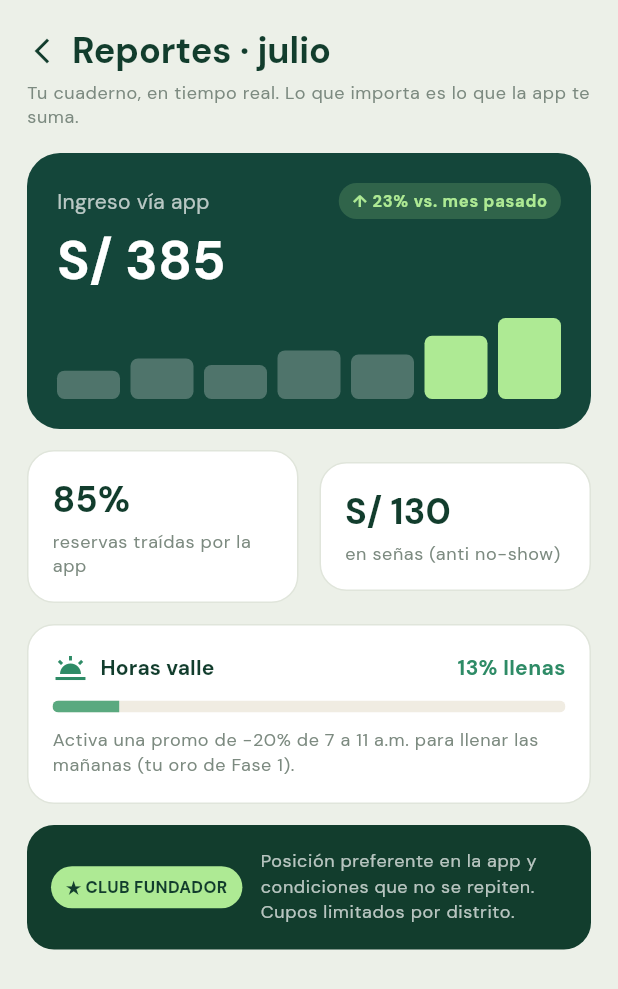
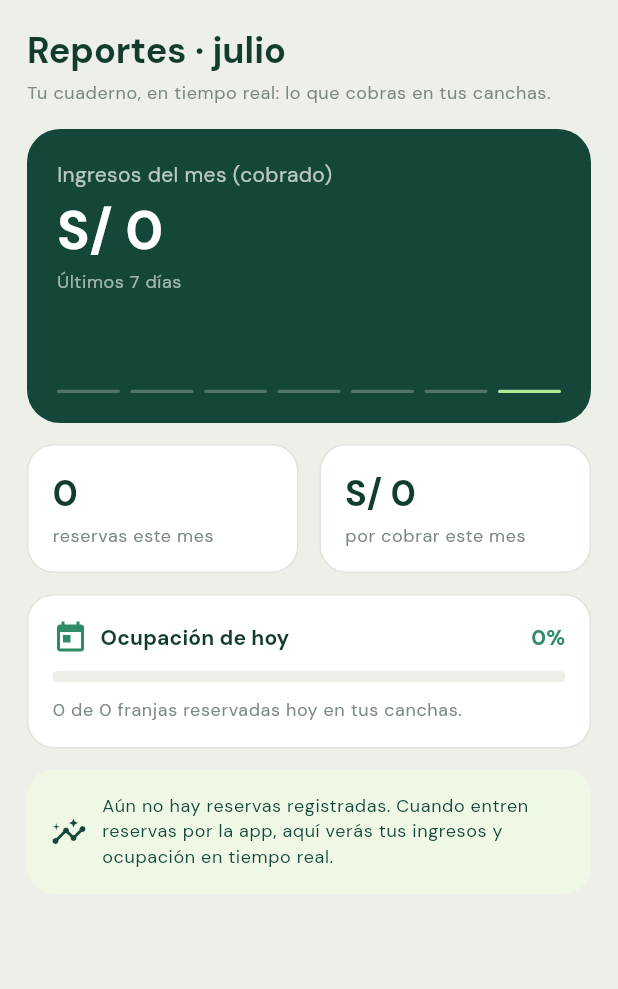
Before and after one commit to dcalagua/canchas-app-lima, a Flutter app: the ReportesScreen screen opened directly, on a phone screen of 412 x 824 dp. Shown: the top 989 px of the screen. Run offline on Flutter 3.47's test engine with Material 3 defaults, Android fonts, the phone set to English and light mode, and no system bars; our stand-ins replace font_awesome_flutter, geocoding, geolocator, google_fonts, google_maps_flutter, google_sign_in and 3 more; accounts and stored records are empty.

Commit message:
Panel del dueño (fase 2): Agenda y Reportes con datos REALES; Cuenta oculta
- Agenda: reescrita sobre TUS canchas y reservas reales (no el club demo).
  Selector de cancha real, Hoy/Mañana, franjas del día con la reserva real
  (jugador, estado, pagado/por cobrar) y KPIs reales (reservas, ocupación,
  por cobrar). Sin 'simular reserva' ni saldo demo.
- Reportes: KPIs reales — ingresos del mes cobrados, reservas del mes, por
  cobrar, ocupación de hoy y mini-gráfico de ingresos de los últimos 7 días.
  Estado vacío honesto si aún no hay reservas. Sin números inventados.
- Cuenta/Saldo: pestaña OCULTA hasta activar el cobro (no mostrar plata
  demo). Panel queda: Mis canchas · Agenda · Reservas · Reportes.

Co-Authored-By: Claude Opus 4.8 (1M context) <noreply@anthropic.com>
Claude-Session: https://claude.ai/code/session_017fg7ijXuZRX6jvFjZELf83

```diff
--- a/lib/screens/reportes_screen.dart
+++ b/lib/screens/reportes_screen.dart
@@ -1,12 +1,12 @@
 import 'package:flutter/material.dart';
 
-import '../data/sample_data.dart';
 import '../models/models.dart';
 import '../state/app_state.dart';
 import '../theme.dart';
 
-/// Reportes del club (rediseño): tarjeta de ingresos pino con mini-gráfico,
-/// métricas clave y un insight de horas valle.
+/// Reportes REALES del dueño: ingresos del mes (cobrado), reservas, por cobrar
+/// y ocupación de hoy, calculados sobre sus canchas y reservas reales. Sin
+/// números demo: si no hay datos, muestra ceros y un aviso honesto.
 class ReportesScreen extends StatelessWidget {
   const ReportesScreen({super.key});
 
@@ -15,60 +15,73 @@ class ReportesScreen extends StatelessWidget {
     'julio', 'agosto', 'setiembre', 'octubre', 'noviembre', 'diciembre',
   ];
 
+  static String _iso(DateTime d) => '${d.year.toString().padLeft(4, '0')}-'
+      '${d.month.toString().padLeft(2, '0')}-'
+      '${d.day.toString().padLeft(2, '0')}';
+
   @override
   Widget build(BuildContext context) {
     final t = Theme.of(context).textTheme;
-    final mes = _meses[DateTime.now().month - 1];
+    final ahora = DateTime.now();
+    final mes = _meses[ahora.month - 1];
+    final claveMes = _iso(ahora).substring(0, 7); // 'YYYY-MM'
 
     return Scaffold(
       backgroundColor: papelCalido,
       body: ListenableBuilder(
         listenable: appState,
         builder: (context, _) {
-          final reservasApp =
-              appState.reservas.where((r) => r.traidaPorApp).toList();
-          final ingresoApp = reservasApp
-              .where((r) => r.estado != EstadoReserva.noShow)
+          final canchas = appState.misCanchas;
+          final ids = canchas.map((c) => c.id).toSet();
+          final mias =
+              appState.reservas.where((r) => ids.contains(r.canchaId)).toList();
+
+          // --- Mes en curso (excluye no-shows) ---
+          final delMes = mias
+              .where((r) =>
+                  r.fecha.startsWith(claveMes) &&
+                  r.estado != EstadoReserva.noShow)
+              .toList();
+          final ingresoMes = delMes
+              .where((r) => r.pagado)
               .fold<int>(0, (a, r) => a + r.precio);
-          final pctApp = appState.reservas.isEmpty
-              ? 0
-              : (reservasApp.length * 100) ~/ appState.reservas.length;
-          final senasCobradas = reservasApp.fold<int>(0, (a, r) => a + r.sena);
+          final porCobrarMes = delMes
+              .where((r) => !r.pagado)
+              .fold<int>(0, (a, r) => a + r.precio);
 
-          final bloquesValle =
-              appState.agenda.where((b) => b.esHoraValle).toList();
-          final valleLlenas =
-              bloquesValle.where((b) => b.reservaId != null).length;
-          final pctValle = bloquesValle.isEmpty
-              ? 0
-              : (valleLlenas * 100) ~/ bloquesValle.length;
+          // --- Ingresos cobrados por día, últimos 7 días (gráfico real) ---
+          final serie = <int>[];
+          for (var i = 6; i >= 0; i--) {
+            final dia = _iso(ahora.subtract(Duration(days: i)));
+            final s = mias
+                .where((r) => r.fecha == dia && r.pagado)
+                .fold<int>(0, (a, r) => a + r.precio);
+            serie.add(s);
+          }
+
+          // --- Ocupación de HOY sobre todas mis canchas ---
+          final hoy = _iso(ahora);
+          final reservasHoy = mias
+              .where((r) => r.fecha == hoy && r.estado != EstadoReserva.noShow)
+              .length;
+          final slotsHoy =
+              canchas.fold<int>(0, (s, c) => s + c.horariosSlots().length);
+          final pctOcupacion =
+              slotsHoy == 0 ? 0 : (reservasHoy * 100) ~/ slotsHoy;
+
+          final sinDatos = mias.isEmpty;
 
           return ListView(
             padding: EdgeInsets.fromLTRB(
                 18, 18 + MediaQuery.of(context).padding.top, 18, 28),
             children: [
-              Row(
-                children: [
-                  GestureDetector(
-                    onTap: () => Navigator.of(context).maybePop(),
-                    child: const Padding(
-                      padding: EdgeInsets.only(right: 10),
-                      child: Icon(Icons.arrow_back_ios_new,
-                          color: tinta, size: 20),
-                    ),
-                  ),
-                  Expanded(
-                    child: Text('Reportes · $mes', style: t.headlineSmall),
-                  ),
-                ],
-              ),
+              Text('Reportes · $mes', style: t.headlineSmall),
               const SizedBox(height: 4),
-              Text('Tu cuaderno, en tiempo real. Lo que importa es lo que la '
-                  'app te suma.',
+              Text('Tu cuaderno, en tiempo real: lo que cobras en tus canchas.',
                   style: t.bodySmall?.copyWith(color: textoTenue)),
               const SizedBox(height: 16),
 
-              // Tarjeta de ingresos (pino) con mini-gráfico
+              // Ingresos del mes (cobrado) + gráfico real de 7 días
               Container(
                 padding: const EdgeInsets.all(20),
                 decoration: BoxDecoration(
@@ -78,30 +91,17 @@ class ReportesScreen extends StatelessWidget {
                 child: Column(
                   crossAxisAlignment: CrossAxisAlignment.start,
                   children: [
-                    Row(
-                      children: [
-                        Text('Ingreso vía app',
-                            style: t.bodyMedium
-                                ?.copyWith(color: Colors.white70)),
-                        const Spacer(),
-                        Container(
-                          padding: const EdgeInsets.symmetric(
-                              horizontal: 9, vertical: 4),
-                          decoration: BoxDecoration(
-                              color: lima.withOpacity(0.18),
-                              borderRadius: BorderRadius.circular(999)),
-                          child: Text('↑ 23% vs. mes pasado',
-                              style: t.labelSmall?.copyWith(
-                                  color: lima, fontWeight: FontWeight.w700)),
-                        ),
-                      ],
-                    ),
+                    Text('Ingresos del mes (cobrado)',
+                        style: t.bodyMedium?.copyWith(color: Colors.white70)),
                     const SizedBox(height: 6),
-                    Text('S/ $ingresoApp',
+                    Text('S/ $ingresoMes',
                         style: t.displaySmall?.copyWith(
                             color: Colors.white, fontWeight: FontWeight.w700)),
-                    const SizedBox(height: 16),
-                    const _MiniBarChart(),
+                    const SizedBox(height: 4),
+                    Text('Últimos 7 días',
+                        style: t.bodySmall?.copyWith(color: Colors.white60)),
+                    const SizedBox(height: 12),
+                    _MiniBarChart(valores: serie),
                   ],
                 ),
               ),
@@ -111,20 +111,20 @@ class ReportesScreen extends StatelessWidget {
                 children: [
                   Expanded(
                     child: _MetricCard(
-                        valor: '$pctApp%',
-                        label: 'reservas traídas por la app'),
+                        valor: '${delMes.length}',
+                        label: 'reservas este mes'),
                   ),
                   const SizedBox(width: 14),
                   Expanded(
                     child: _MetricCard(
-                        valor: 'S/ $senasCobradas',
-                        label: 'en señas (anti no-show)'),
+                        valor: 'S/ $porCobrarMes',
+                        label: 'por cobrar este mes'),
                   ),
                 ],
               ),
               const SizedBox(height: 14),
 
-              // Insight horas valle
+              // Ocupación de hoy (real)
               Container(
                 padding: const EdgeInsets.all(16),
                 decoration: BoxDecoration(
@@ -137,61 +137,63 @@ class ReportesScreen extends StatelessWidget {
                   children: [
                     Row(
                       children: [
-                        const Icon(Icons.wb_twilight, color: clayOscuro),
+                        const Icon(Icons.today, color: verde),
                         const SizedBox(width: 8),
-                        Text('Horas valle',
+                        Text('Ocupación de hoy',
                             style: t.titleSmall
                                 ?.copyWith(fontWeight: FontWeight.w700)),
                         const Spacer(),
-                        Text('$pctValle% llenas',
+                        Text('$pctOcupacion%',
                             style: t.bodyMedium?.copyWith(
-                                color: clayOscuro,
-                                fontWeight: FontWeight.w700)),
+                                color: verde, fontWeight: FontWeight.w700)),
                       ],
                     ),
                     const SizedBox(height: 10),
                     ClipRRect(
                       borderRadius: BorderRadius.circular(999),
                       child: LinearProgressIndicator(
-                        value: pctValle / 100,
+                        value: pctOcupacion / 100,
                         minHeight: 8,
-                        backgroundColor: const Color(0xFFF0ECE2),
-                        valueColor: const AlwaysStoppedAnimation(clay),
+                        backgroundColor: const Color(0xFFECEFE8),
+                        valueColor: const AlwaysStoppedAnimation(sage),
                       ),
                     ),
                     const SizedBox(height: 10),
                     Text(
-                      'Activa una promo de -20% de 7 a 11 a.m. para llenar las '
-                      'mañanas (tu oro de Fase 1).',
-                      style: t.bodySmall?.copyWith(color: textoTenue, height: 1.4),
+                      '$reservasHoy de $slotsHoy franjas reservadas hoy en tus '
+                      'canchas.',
+                      style:
+                          t.bodySmall?.copyWith(color: textoTenue, height: 1.4),
                     ),
                   ],
                 ),
               ),
-              const SizedBox(height: 14),
 
-              if (SampleData.canchasDelClubActivo().any((c) => c.clubFundador))
+              if (sinDatos) ...[
+                const SizedBox(height: 14),
                 Container(
                   padding: const EdgeInsets.all(16),
                   decoration: BoxDecoration(
-                    color: pinoOscuro,
+                    color: limaSuave,
                     borderRadius: BorderRadius.circular(18),
                   ),
                   child: Row(
                     children: [
-                      const _BadgeChip('★ CLUB FUNDADOR'),
-                      const SizedBox(width: 12),
+                      const Icon(Icons.insights, color: bosque),
+                      const SizedBox(width: 10),
                       Expanded(
                         child: Text(
-                          'Posición preferente en la app y condiciones que no '
-                          'se repiten. Cupos limitados por distrito.',
+                          'Aún no hay reservas registradas. Cuando entren '
+                          'reservas por la app, aquí verás tus ingresos y '
+                          'ocupación en tiempo real.',
                           style: t.bodySmall
-                              ?.copyWith(color: Colors.white70, height: 1.4),
+                              ?.copyWith(color: bosque, height: 1.4),
                         ),
                       ),
                     ],
                   ),
                 ),
+              ],
             ],
           );
         },
@@ -200,25 +202,28 @@ class ReportesScreen extends StatelessWidget {
   }
 }
 
-/// Mini gráfico de barras ilustrativo (sparkline) para la tarjeta de ingresos.
+/// Mini gráfico de barras REAL (ingresos por día). Normaliza a la barra máxima;
+/// la última (hoy) se resalta en lima.
 class _MiniBarChart extends StatelessWidget {
-  const _MiniBarChart();
+  const _MiniBarChart({required this.valores});
+  final List<int> valores;
 
   @override
   Widget build(BuildContext context) {
-    const alturas = [0.35, 0.5, 0.42, 0.6, 0.55, 0.78, 1.0];
+    final maxv = valores.fold<int>(0, (m, v) => v > m ? v : m);
     return SizedBox(
       height: 54,
       child: Row(
         crossAxisAlignment: CrossAxisAlignment.end,
         children: [
-          for (var i = 0; i < alturas.length; i++) ...[
+          for (var i = 0; i < valores.length; i++) ...[
             Expanded(
               child: FractionallySizedBox(
-                heightFactor: alturas[i],
+                heightFactor:
+                    maxv == 0 ? 0.04 : (valores[i] / maxv).clamp(0.04, 1.0),
                 child: Container(
                   decoration: BoxDecoration(
-                    color: i >= alturas.length - 2
+                    color: i == valores.length - 1
                         ? lima
                         : Colors.white.withOpacity(0.25),
                     borderRadius: BorderRadius.circular(5),
@@ -226,7 +231,7 @@ class _MiniBarChart extends StatelessWidget {
                 ),
               ),
             ),
-            if (i != alturas.length - 1) const SizedBox(width: 7),
+            if (i != valores.length - 1) const SizedBox(width: 7),
           ],
         ],
       ),
@@ -262,20 +267,3 @@ class _MetricCard extends StatelessWidget {
     );
   }
 }
-
-class _BadgeChip extends StatelessWidget {
-  const _BadgeChip(this.texto);
-  final String texto;
-
-  @override
-  Widget build(BuildContext context) {
-    return Container(
-      padding: const EdgeInsets.symmetric(horizontal: 10, vertical: 6),
-      decoration:
-          BoxDecoration(color: lima, borderRadius: BorderRadius.circular(999)),
-      child: Text(texto,
-          style: const TextStyle(
-              color: pinoOscuro, fontSize: 11, fontWeight: FontWeight.w800)),
-    );
-  }
-}
```
Also changed, not shown: lib/screens/agenda_screen.dart (+189 -137 lines), lib/screens/home_shell.dart (+4 -6 lines).
